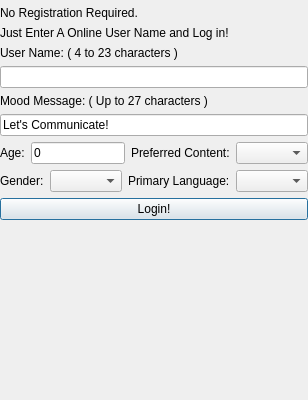
Above: GoTvApps/GoTvCommon/Forms/ActivityCreateAccount.ui from brettrjones/gotvptop before the change. Below: the same form after it.
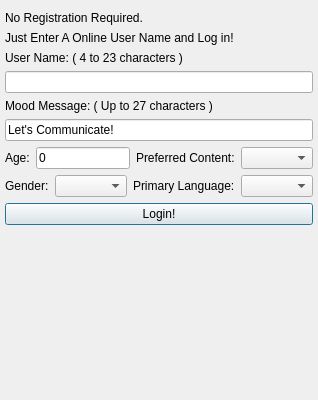
That is the form after the change. Custom widgets are drawn as their Qt base class.

Commit message: Add multiple accounts create/delete

```diff
--- a/GoTvApps/GoTvCommon/Forms/ActivityCreateAccount.ui
+++ b/GoTvApps/GoTvCommon/Forms/ActivityCreateAccount.ui
@@ -27,16 +27,16 @@
   </property>
   <layout class="QVBoxLayout" name="verticalLayout">
    <property name="leftMargin">
-    <number>0</number>
+    <number>5</number>
    </property>
    <property name="topMargin">
-    <number>0</number>
+    <number>5</number>
    </property>
    <property name="rightMargin">
-    <number>0</number>
+    <number>5</number>
    </property>
    <property name="bottomMargin">
-    <number>0</number>
+    <number>5</number>
    </property>
    <item>
     <widget class="TitleBarWidget" name="m_TitleBarWidget" native="true">
@@ -82,7 +82,14 @@
     </widget>
    </item>
    <item>
-    <widget class="QLineEdit" name="m_UserNameEdit"/>
+    <widget class="QLineEdit" name="m_UserNameEdit">
+     <property name="sizePolicy">
+      <sizepolicy hsizetype="Expanding" vsizetype="Preferred">
+       <horstretch>0</horstretch>
+       <verstretch>0</verstretch>
+      </sizepolicy>
+     </property>
+    </widget>
    </item>
    <item>
     <widget class="QLabel" name="m_MoodMessageLabel">
@@ -93,6 +100,12 @@
    </item>
    <item>
     <widget class="QLineEdit" name="m_MoodMessageEdit">
+     <property name="sizePolicy">
+      <sizepolicy hsizetype="Expanding" vsizetype="Preferred">
+       <horstretch>0</horstretch>
+       <verstretch>0</verstretch>
+      </sizepolicy>
+     </property>
      <property name="text">
       <string>Let's Communicate!</string>
      </property>
@@ -109,6 +122,12 @@
      </item>
      <item>
       <widget class="QLineEdit" name="m_AgeEdit">
+       <property name="sizePolicy">
+        <sizepolicy hsizetype="Expanding" vsizetype="Preferred">
+         <horstretch>0</horstretch>
+         <verstretch>0</verstretch>
+        </sizepolicy>
+       </property>
        <property name="text">
         <string>0</string>
        </property>
```
The commit also changes 26 other files.
